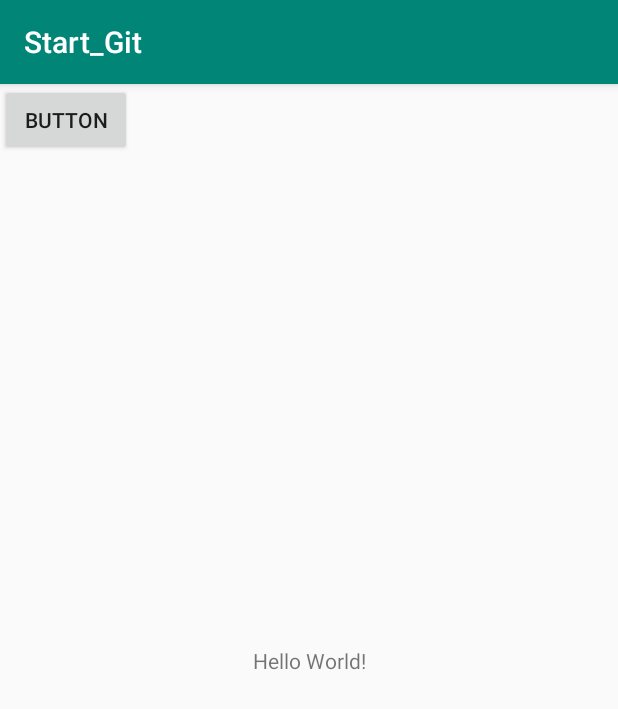
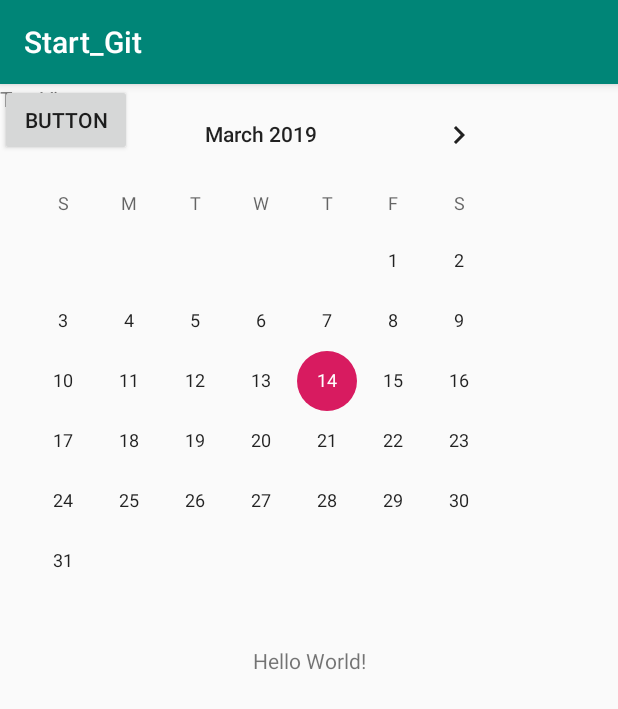
Before and after one commit to Valentinanyaz/Start_Git, an Android app: the screen it shows after launch (MainActivity), on a phone screen of 412 x 824 dp. Shown: the top 709 px of the screen. Run offline under Robolectric (Android 15) with nearby library versions, the phone set to English and light mode, and no system bars.

Commit message:
more code button

```diff
--- a/app/src/main/java/com/example/start_git/MainActivity.java
+++ b/app/src/main/java/com/example/start_git/MainActivity.java
@@ -13,5 +13,7 @@ public class MainActivity extends AppCompatActivity {
     protected void onCreate(Bundle savedInstanceState) {
         super.onCreate(savedInstanceState);
         setContentView(R.layout.activity_main);
+
+        button = findViewById(R.id.button);
     }
 }
--- a/app/src/main/res/layout/activity_main.xml
+++ b/app/src/main/res/layout/activity_main.xml
@@ -23,4 +23,19 @@
         tools:layout_editor_absoluteX="62dp"
         tools:layout_editor_absoluteY="242dp" />
 
+    <CalendarView
+        android:id="@+id/calendarView"
+        android:layout_width="wrap_content"
+        android:layout_height="wrap_content"
+        tools:layout_editor_absoluteX="30dp"
+        tools:layout_editor_absoluteY="356dp" />
+
+    <TextView
+        android:id="@+id/textView"
+        android:layout_width="267dp"
+        android:layout_height="163dp"
+        android:text="TextView"
+        tools:layout_editor_absoluteX="91dp"
+        tools:layout_editor_absoluteY="96dp" />
+
 </android.support.constraint.ConstraintLayout>
```
